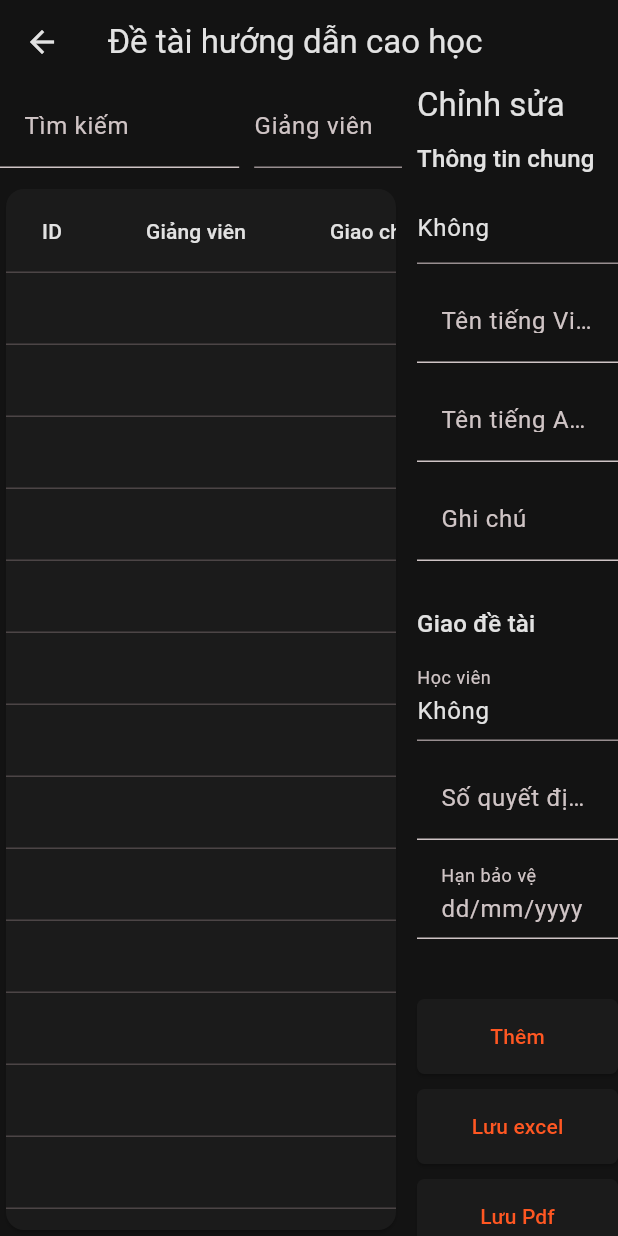
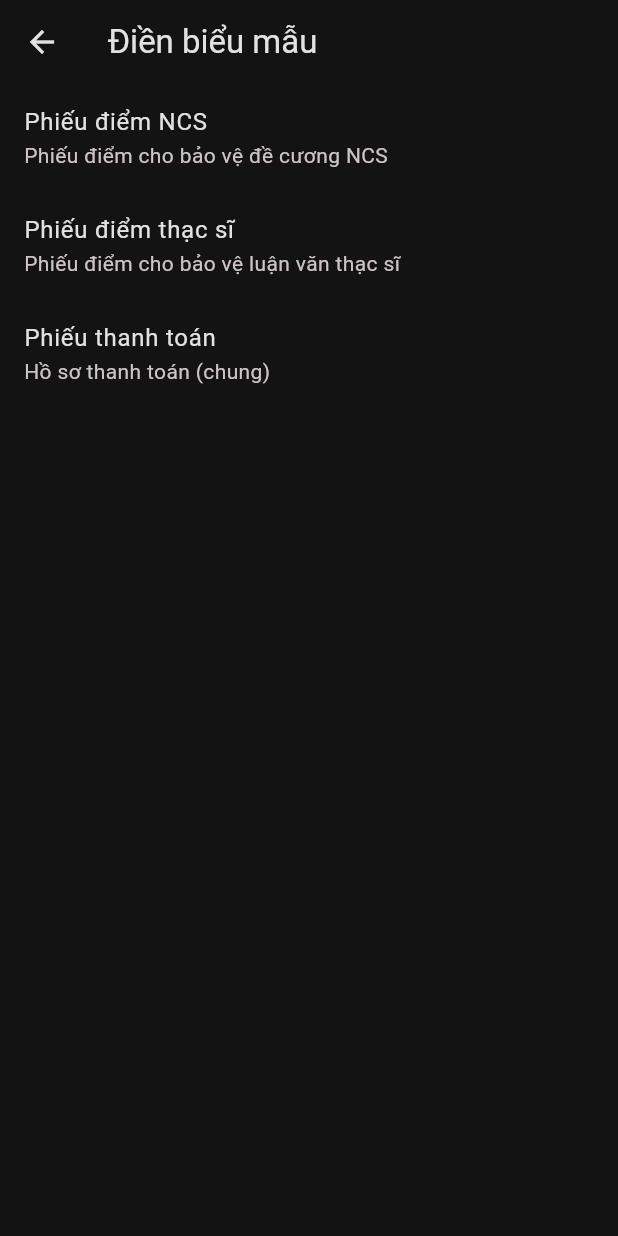
Before and after one commit to ndgnuh/post-grad-assistant-tool, a Flutter app: the screen it shows after launch, on a phone screen of 412 x 824 dp. Run offline on Flutter 3.47's test engine with Material 3 defaults, Android fonts, the phone set to English and light mode, and no system bars; our stand-ins replace diacritic, dio, file_picker, freezed_annotation, pdf, shared_preferences and 5 more; missing offline and left inert: analyzer, build, excel, jinja, source_gen, spreadsheet_decoder; accounts and stored records are empty.

Commit message:
Sat Jul  5 12:13:11 AM +07 2025

```diff
--- a/lib/pages.dart
+++ b/lib/pages.dart
@@ -17,10 +17,12 @@ import 'pages/han_che_hoc_phan.dart' show PageHanCheHocPhan;
 import 'pages/danh_sach_giang_vien.dart' show PageQuanLyGiangVien;
 import 'pages/page_copy_pasta.dart' show PageCopyPasta;
 import 'pages/ql_hoc_vien.dart' show QlHocVien;
+import 'pages/ql_bieu_mau.dart' show QlBieuMau, DienPhieuDiemThs;
 import 'pages/dang_ky_bao_ve.dart' show DangKyBaoVePage, DangKyBaoVePage2;
 
 // const initialRoute = PagePhanCongHoiDongLuanVanThacSi.routeName;
-const initialRoute = PageQuanLyDeTai.routeName;
+// const initialRoute = PageQuanLyDeTai.routeName;
+const initialRoute = QlBieuMau.routeName;
 
 //const initialRoute = QlHocVien.routeName;
 
@@ -138,6 +140,12 @@ MaterialPageRoute<dynamic> onGenerateRoute(RouteSettings settings) {
         return PageCopyPasta();
       case QlHocVien.routeName:
         return QlHocVien();
+
+      /// Biểu mẫu
+      case QlBieuMau.routeName:
+        return QlBieuMau();
+      case DienPhieuDiemThs.routeName:
+        return DienPhieuDiemThs();
       case DangKyBaoVePage.routeName:
         return DangKyBaoVePage();
       case DangKyBaoVePage2.routeName:
--- /dev/null
+++ b/lib/pages/ql_bieu_mau.dart
@@ -0,0 +1,79 @@
+import 'package:flutter/material.dart';
+
+class DienPhieuDiemThs extends StatelessWidget {
+  static const routeName = "/bieu_mau/phieu_diem_ths";
+  const DienPhieuDiemThs({super.key});
+
+  @override
+  Widget build(BuildContext context) {
+    return Scaffold(
+      appBar: AppBar(
+        title: const Text("Phiếu điểm luận văn thạc sĩ"),
+      ),
+      body: Center(
+        child: ListView(
+          children: [
+            ListTile(
+              title: const Text("Hướng dẫn"),
+              subtitle:
+                  const Text("Hướng dẫn điền phiếu điểm luận văn thạc sĩ"),
+              onTap: () => Navigator.pushNamed(
+                context,
+                DienPhieuDiemThs.routeName,
+              ),
+            ),
+            ListTile(
+              title: const Text("Điền phiếu điểm"),
+              subtitle: const Text("Điền thông tin vào phiếu điểm"),
+              onTap: () {
+                // Navigate to the form page
+              },
+            ),
+          ],
+        ),
+      ),
+    );
+  }
+}
+
+class QlBieuMau extends StatelessWidget {
+  static const routeName = "/bieu_mau";
+  const QlBieuMau({super.key});
+
+  @override
+  Widget build(BuildContext context) {
+    return Scaffold(
+      appBar: AppBar(
+        title: const Text("Điền biểu mẫu"),
+      ),
+      body: Center(
+        child: ListView(
+          children: [
+            ListTile(
+              title: const Text("Phiếu điểm NCS"),
+              subtitle: const Text("Phiếu điểm cho bảo vệ đề cương NCS"),
+              onTap: () {
+                // Navigate to the list of forms
+              },
+            ),
+            ListTile(
+              title: const Text("Phiếu điểm thạc sĩ"),
+              subtitle: const Text("Phiếu điểm cho bảo vệ luận văn thạc sĩ"),
+              onTap: () => Navigator.pushNamed(
+                context,
+                DienPhieuDiemThs.routeName,
+              ),
+            ),
+            ListTile(
+              title: const Text("Phiếu thanh toán"),
+              subtitle: const Text("Hồ sơ thanh toán (chung)"),
+              onTap: () {
+                // Navigate to the form page
+              },
+            ),
+          ],
+        ),
+      ),
+    );
+  }
+}
```
